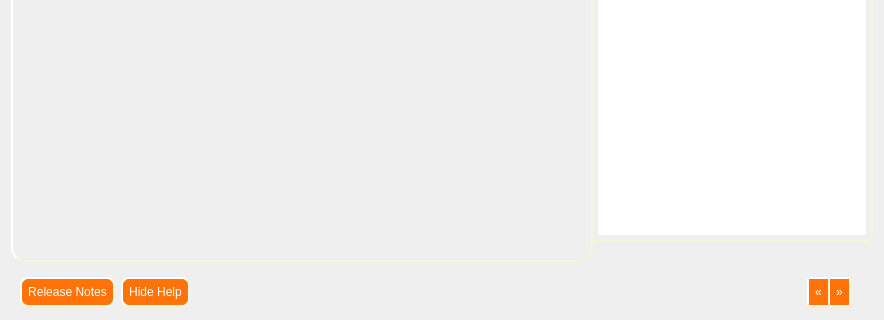
First picture: the form in yali4/gui/Ui/main.ui, repository dadas45li/yali, before the edit; both pictures show x 0 to 884 and y 297 to 617 of the 884 by 617 pixel window.
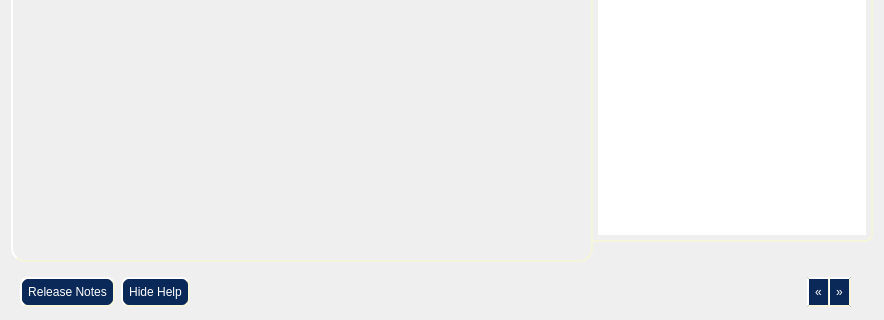
Second picture: the form after the edit. Icons and pictures are not drawn.

The edit to the form file:
```diff
--- a/yali4/gui/Ui/main.ui
+++ b/yali4/gui/Ui/main.ui
@@ -39,12 +39,12 @@
 }
 
 QLineEdit,QListView {
-	border: 2px solid #FF7308;
+	border: 2px solid #0B2958;
 	border-radius:4px;
 }
 
 QPushButton {
-     background-color: #FF7308;
+     background-color: #0B2958;
      border-style: outset;
      border-width: 2px;
      border-radius: 8px;
@@ -82,7 +82,7 @@
      border: 2px solid white;
      border-radius: 5px;
 	text-align: center;
-	color:#FF7308;
+	color:#0B2958;
 	font:12px bold;
 }
 
```
Left out of the diff: 4 changed lines with no effect on the pictures.
